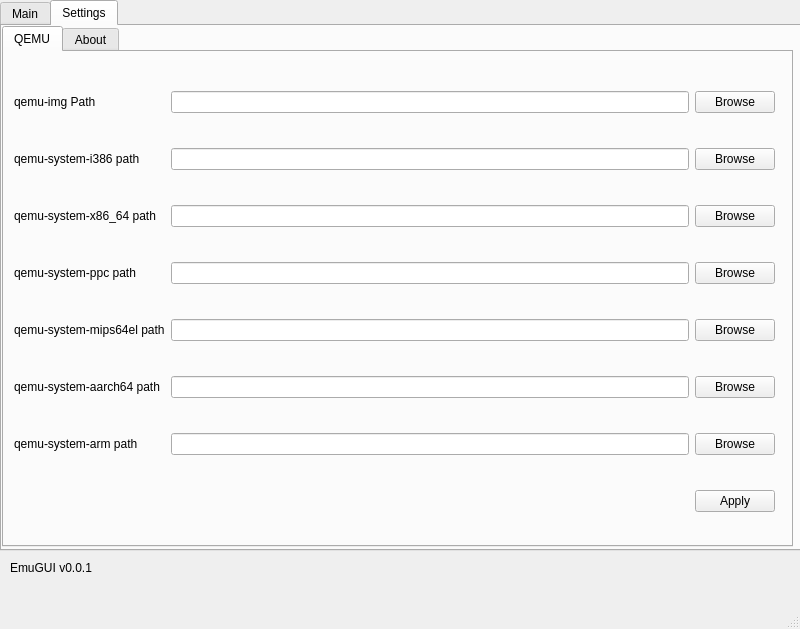
This is ui/Main.ui in Tech-FZ/EmuGUI as Qt 5 draws it before an edit. The edited form follows.
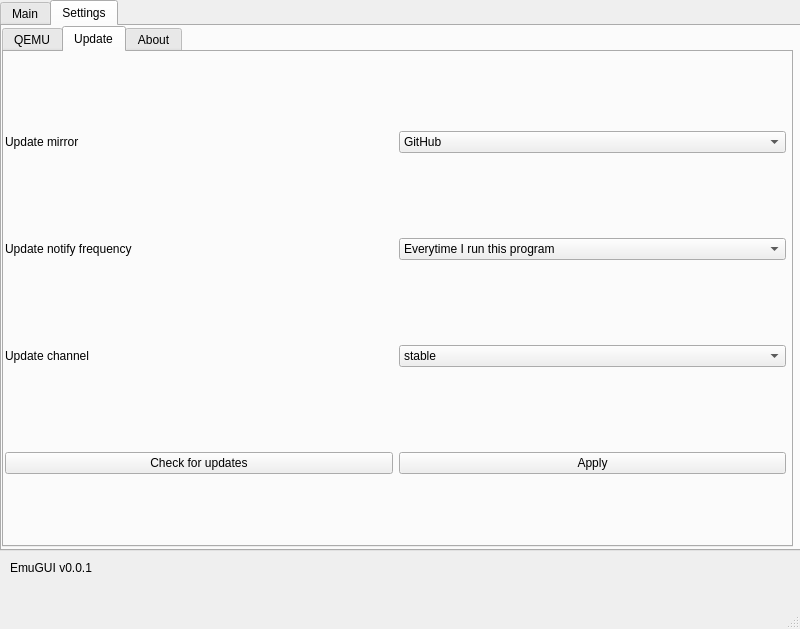
This is the edited form. The open tabs and pages were chosen to show the change.

The edit to the form file:
```diff
--- a/ui/Main.ui
+++ b/ui/Main.ui
@@ -248,6 +248,115 @@
            </layout>
           </widget>
          </widget>
+         <widget class="QWidget" name="tab_5">
+          <attribute name="title">
+           <string>Update</string>
+          </attribute>
+          <widget class="QWidget" name="gridLayoutWidget_5">
+           <property name="geometry">
+            <rect>
+             <x>1</x>
+             <y>0</y>
+             <width>781</width>
+             <height>501</height>
+            </rect>
+           </property>
+           <layout class="QGridLayout" name="gridLayout_6">
+            <item row="3" column="0">
+             <widget class="QPushButton" name="pushButton_13">
+              <property name="text">
+               <string>Check for updates</string>
+              </property>
+             </widget>
+            </item>
+            <item row="0" column="1">
+             <widget class="QComboBox" name="comboBox">
+              <item>
+               <property name="text">
+                <string>GitHub</string>
+               </property>
+              </item>
+              <item>
+               <property name="text">
+                <string>Codeberg</string>
+               </property>
+              </item>
+             </widget>
+            </item>
+            <item row="1" column="1">
+             <widget class="QComboBox" name="comboBox_2">
+              <item>
+               <property name="text">
+                <string>Everytime I run this program</string>
+               </property>
+              </item>
+              <item>
+               <property name="text">
+                <string>Every day</string>
+               </property>
+              </item>
+              <item>
+               <property name="text">
+                <string>Every week</string>
+               </property>
+              </item>
+              <item>
+               <property name="text">
+                <string>Every month</string>
+               </property>
+              </item>
+              <item>
+               <property name="text">
+                <string>Never</string>
+               </property>
+              </item>
+             </widget>
+            </item>
+            <item row="1" column="0">
+             <widget class="QLabel" name="label_13">
+              <property name="text">
+               <string>Update notify frequency</string>
+              </property>
+             </widget>
+            </item>
+            <item row="3" column="1">
+             <widget class="QPushButton" name="pushButton_14">
+              <property name="text">
+               <string>Apply</string>
+              </property>
+             </widget>
+            </item>
+            <item row="0" column="0">
+             <widget class="QLabel" name="label_12">
+              <property name="text">
+               <string>Update mirror</string>
+              </property>
+             </widget>
+            </item>
+            <item row="2" column="0">
+             <widget class="QLabel" name="label_14">
+              <property name="text">
+               <string>Update channel</string>
+              </property>
+             </widget>
+            </item>
+            <item row="2" column="1">
+             <widget class="QComboBox" name="comboBox_3">
+              <item>
+               <property name="text">
+                <string>stable</string>
+               </property>
+              </item>
+              <item>
+               <property name="text">
+                <string>pre-release</string>
+               </property>
+              </item>
+             </widget>
+            </item>
+           </layout>
+          </widget>
+         </widget>
          <widget class="QWidget" name="tab_4">
           <attribute name="title">
            <string>About</string>
```
Left out of the diff: 48 changed lines with no effect on the pictures.
